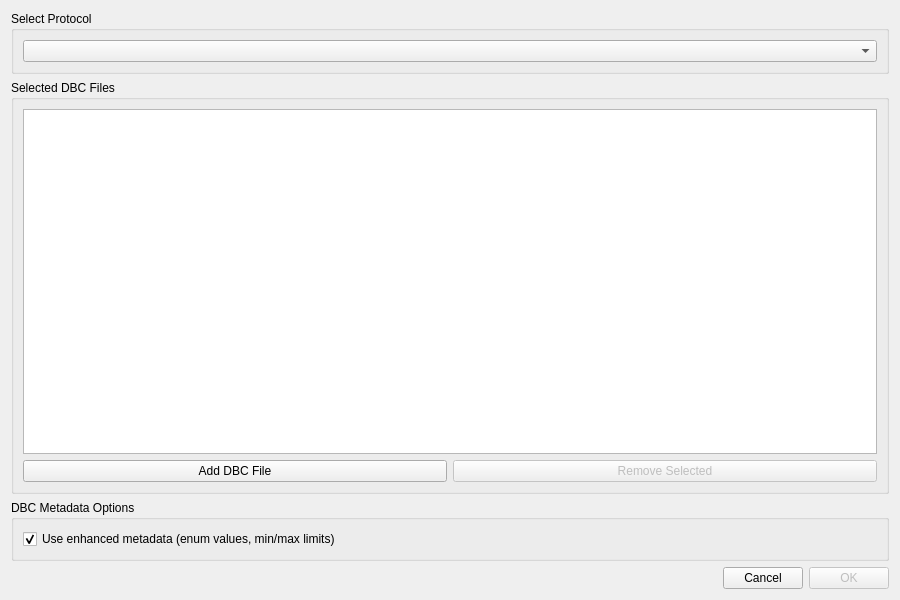
Qt form kvaser_data_load/select_can_database.ui (joajfreitas/plotjuggler_kvaser_data_loader) before a commit.
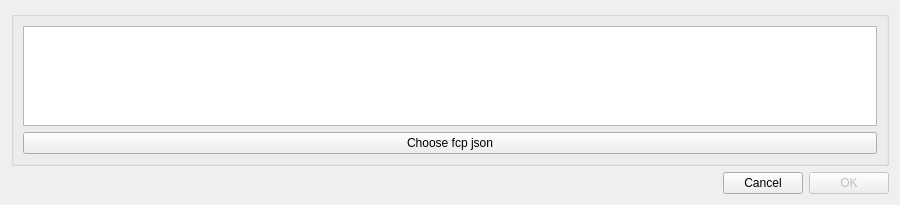
The same form after that commit.

The edit to the form file:
```diff
--- a/kvaser_data_load/select_can_database.ui
+++ b/kvaser_data_load/select_can_database.ui
@@ -7,29 +7,17 @@
                 <x>0</x>
                 <y>0</y>
                 <width>900</width>
-                <height>600</height>
+    <height>205</height>
             </rect>
         </property>
         <property name="windowTitle">
             <string>Select CAN Database</string>
         </property>
         <layout class="QVBoxLayout" name="verticalLayout">
-            <item>
-                <widget class="QGroupBox" name="selectProtocolBox">
-                    <property name="title">
-                        <string>Select Protocol</string>
-                    </property>
-                    <layout class="QHBoxLayout" name="horizontalLayout_2">
-                        <item>
-                            <widget class="QComboBox" name="protocolListBox" />
-                        </item>
-                    </layout>
-                </widget>
-            </item>
             <item>
                 <widget class="QGroupBox" name="databasesBox">
                     <property name="title">
-                        <string>Selected DBC Files</string>
+      <string/>
                     </property>
                     <layout class="QVBoxLayout" name="verticalLayout_2">
                         <item>
@@ -44,44 +32,15 @@
                                 <item>
                                     <widget class="QPushButton" name="addDatabaseButton">
                                         <property name="text">
-                                            <string>Add DBC File</string>
+           <string>Choose fcp json</string>
                                         </property>
                                     </widget>
                                 </item>
-                                <item>
-                                    <widget class="QPushButton" name="removeDatabaseButton">
-                                        <property name="text">
-                                            <string>Remove Selected</string>
-                                        </property>
-                                        <property name="enabled">
-                                            <bool>false</bool>
-                                        </property>
-                                    </widget>
-                                </item>
                             </layout>
                         </item>
                     </layout>
                 </widget>
             </item>
-            <item>
-                <widget class="QGroupBox" name="optionsBox">
-                    <property name="title">
-                        <string>DBC Metadata Options</string>
-                    </property>
-                    <layout class="QVBoxLayout" name="optionsLayout">
-                        <item>
-                            <widget class="QCheckBox" name="enhancedMetadataCheckbox">
-                                <property name="text">
-                                    <string>Use enhanced metadata (enum values, min/max limits)</string>
-                                </property>
-                                <property name="checked">
-                                    <bool>true</bool>
-                                </property>
-                            </widget>
-                        </item>
-                    </layout>
-                </widget>
-            </item>
             <item>
                 <layout class="QHBoxLayout" name="horizontalLayout">
                     <item>
```
Left out of the diff: 12 changed lines with no effect on the pictures. Lines whose indentation alone changed are shown as unchanged.
